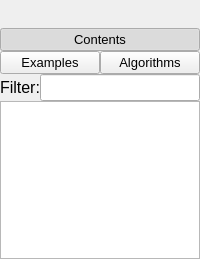
First picture: the form in src/shared/docbookviewer/sidepanel.ui, repository victor-yacovlev/kumir2, before the edit.
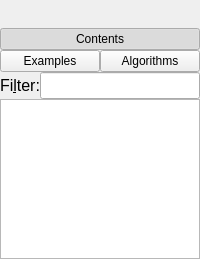
Second picture: the form after the edit.

Commit message: Implemented change UI font size

Diff of the .ui file:
```diff
--- a/src/shared/docbookviewer/sidepanel.ui
+++ b/src/shared/docbookviewer/sidepanel.ui
@@ -74,11 +74,6 @@
       </item>
       <item row="2" column="0">
        <widget class="QPushButton" name="examples">
-        <property name="font">
-         <font>
-          <pointsize>10</pointsize>
-         </font>
-        </property>
         <property name="text">
          <string>Examples</string>
         </property>
@@ -89,11 +84,6 @@
       </item>
       <item row="2" column="1">
        <widget class="QPushButton" name="algorithms">
-        <property name="font">
-         <font>
-          <pointsize>10</pointsize>
-         </font>
-        </property>
         <property name="text">
          <string>Algorithms</string>
         </property>
@@ -104,11 +94,6 @@
       </item>
       <item row="1" column="0" colspan="2">
        <widget class="QPushButton" name="contents">
-        <property name="font">
-         <font>
-          <pointsize>10</pointsize>
-         </font>
-        </property>
         <property name="text">
          <string>Contents</string>
         </property>
@@ -152,7 +137,7 @@
          <item>
           <widget class="QLabel" name="label_2">
            <property name="text">
-            <string>Filter:</string>
+            <string>Fi&amp;lter:</string>
            </property>
            <property name="buddy">
             <cstring>searchContents</cstring>
```
The commit also changes 13 other files.
